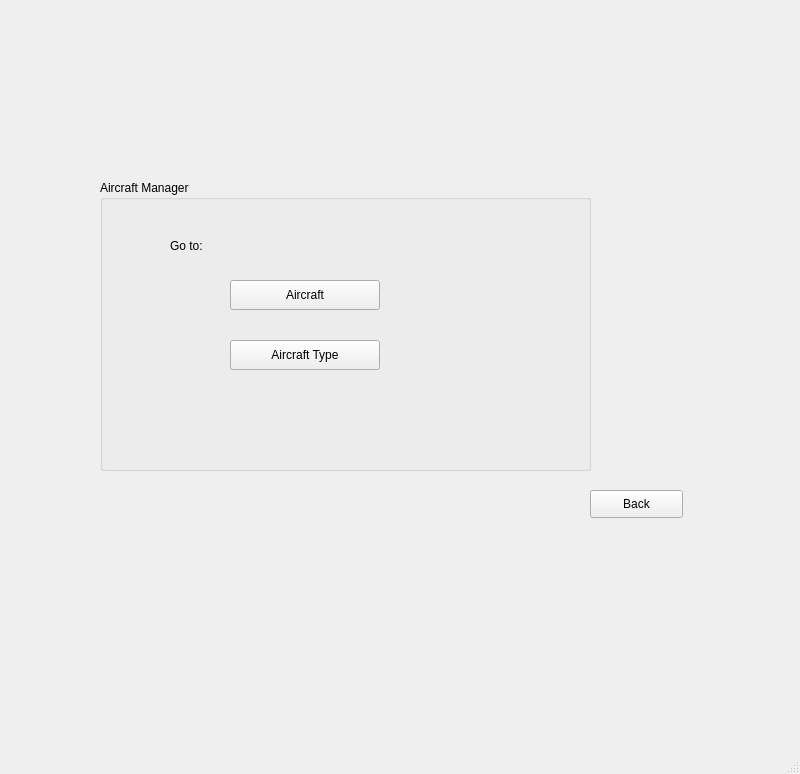
Before: the Qt Designer form AircraftManager.ui in Muneeba-Badar/DB-Final-Project, drawn with Qt 5.
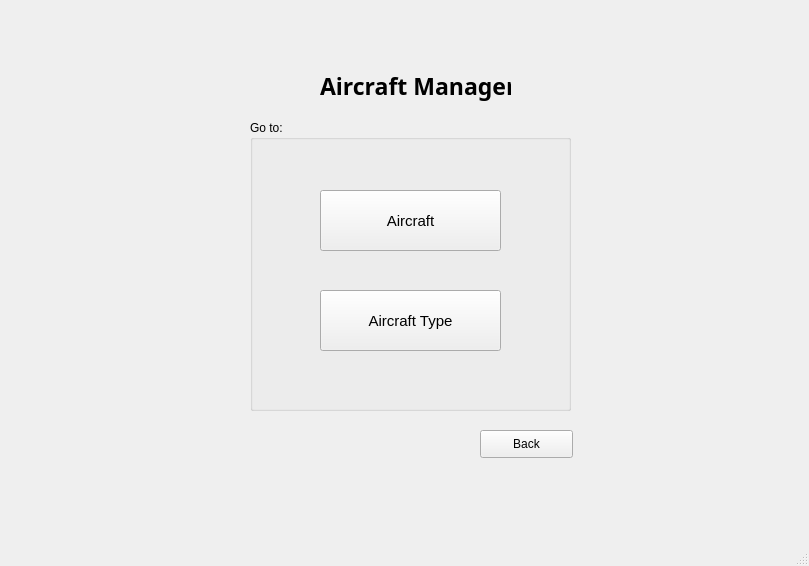
After: the same form once the commit is applied.

What changed in the file:
```diff
--- a/AircraftManager.ui
+++ b/AircraftManager.ui
@@ -6,8 +6,8 @@
    <rect>
     <x>0</x>
     <y>0</y>
-    <width>800</width>
-    <height>774</height>
+    <width>809</width>
+    <height>566</height>
    </rect>
   </property>
   <property name="windowTitle">
@@ -17,9 +17,9 @@
    <widget class="QGroupBox" name="groupBox">
     <property name="geometry">
      <rect>
-      <x>100</x>
-      <y>180</y>
-      <width>491</width>
+      <x>250</x>
+      <y>120</y>
+      <width>321</width>
       <height>291</height>
      </rect>
     </property>
@@ -29,17 +29,22 @@
      </font>
     </property>
     <property name="title">
-     <string>Aircraft Manager</string>
+     <string>Go to:</string>
     </property>
     <widget class="QPushButton" name="aircraftBtn">
      <property name="geometry">
       <rect>
-       <x>130</x>
-       <y>100</y>
-       <width>150</width>
-       <height>30</height>
+       <x>70</x>
+       <y>70</y>
+       <width>181</width>
+       <height>61</height>
       </rect>
      </property>
+     <property name="font">
+      <font>
+       <pointsize>11</pointsize>
+      </font>
+     </property>
      <property name="text">
       <string>Aircraft</string>
      </property>
@@ -47,63 +52,61 @@
     <widget class="QPushButton" name="aircraftTypebtn">
      <property name="geometry">
       <rect>
-       <x>130</x>
-       <y>160</y>
-       <width>150</width>
-       <height>30</height>
+       <x>70</x>
+       <y>170</y>
+       <width>181</width>
+       <height>61</height>
       </rect>
      </property>
+     <property name="font">
+      <font>
+       <pointsize>11</pointsize>
+      </font>
+     </property>
      <property name="text">
       <string>Aircraft Type</string>
      </property>
     </widget>
-    <widget class="QLabel" name="label">
-     <property name="geometry">
-      <rect>
-       <x>170</x>
-       <y>60</y>
-       <width>191</width>
-       <height>41</height>
-      </rect>
-     </property>
-     <property name="font">
-      <font>
-       <pointsize>12</pointsize>
-       <weight>75</weight>
-       <bold>true</bold>
-      </font>
-     </property>
-     <property name="text">
-      <string/>
-     </property>
-    </widget>
-    <widget class="QLabel" name="label_5">
-     <property name="geometry">
-      <rect>
-       <x>70</x>
-       <y>50</y>
-       <width>61</width>
-       <height>31</height>
-      </rect>
-     </property>
-     <property name="text">
-      <string>Go to:</string>
-     </property>
-    </widget>
    </widget>
    <widget class="QPushButton" name="amBack">
     <property name="geometry">
      <rect>
-      <x>590</x>
-      <y>490</y>
+      <x>480</x>
+      <y>430</y>
       <width>93</width>
       <height>28</height>
      </rect>
     </property>
+    <property name="font">
+     <font>
+      <pointsize>9</pointsize>
+     </font>
+    </property>
     <property name="text">
      <string>Back</string>
     </property>
    </widget>
+   <widget class="QLabel" name="label_4">
+    <property name="geometry">
+     <rect>
+      <x>320</x>
+      <y>60</y>
+      <width>191</width>
+      <height>51</height>
+     </rect>
+    </property>
+    <property name="font">
+     <font>
+      <family>Berlin Sans FB Demi</family>
+      <pointsize>17</pointsize>
+      <weight>75</weight>
+      <bold>true</bold>
+     </font>
+    </property>
+    <property name="text">
+     <string>Aircraft Manager</string>
+    </property>
+   </widget>
   </widget>
   <widget class="QMenuBar" name="menubar">
    <property name="geometry">
```
Left out of the diff: 4 changed lines with no effect on the pictures.
